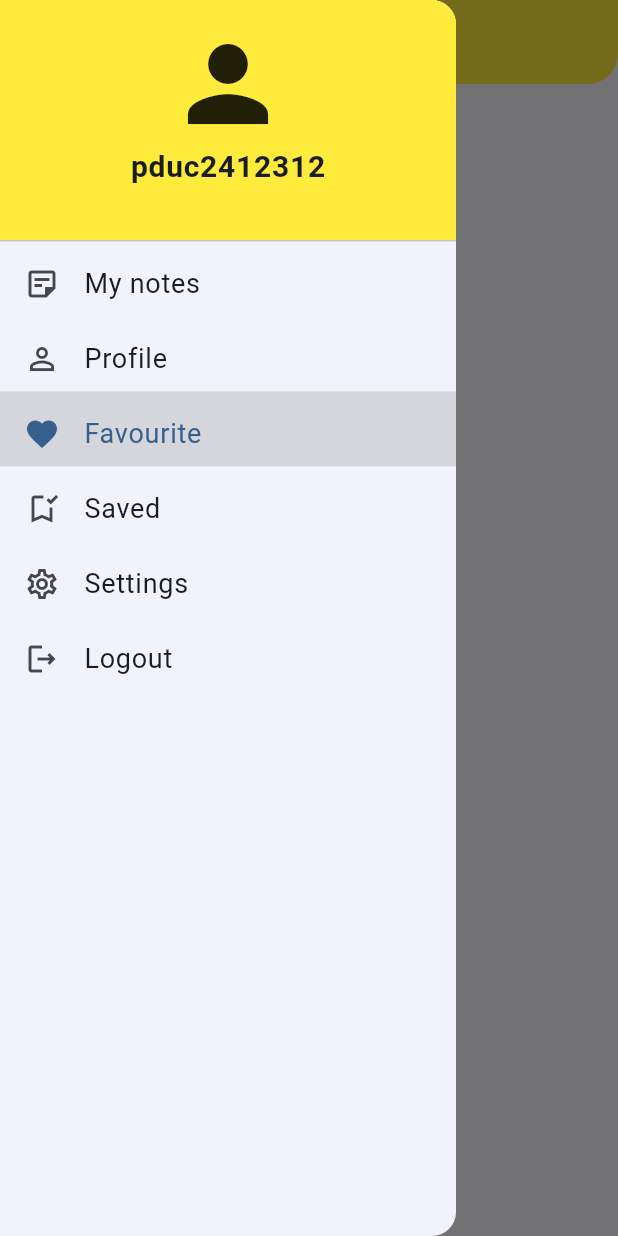
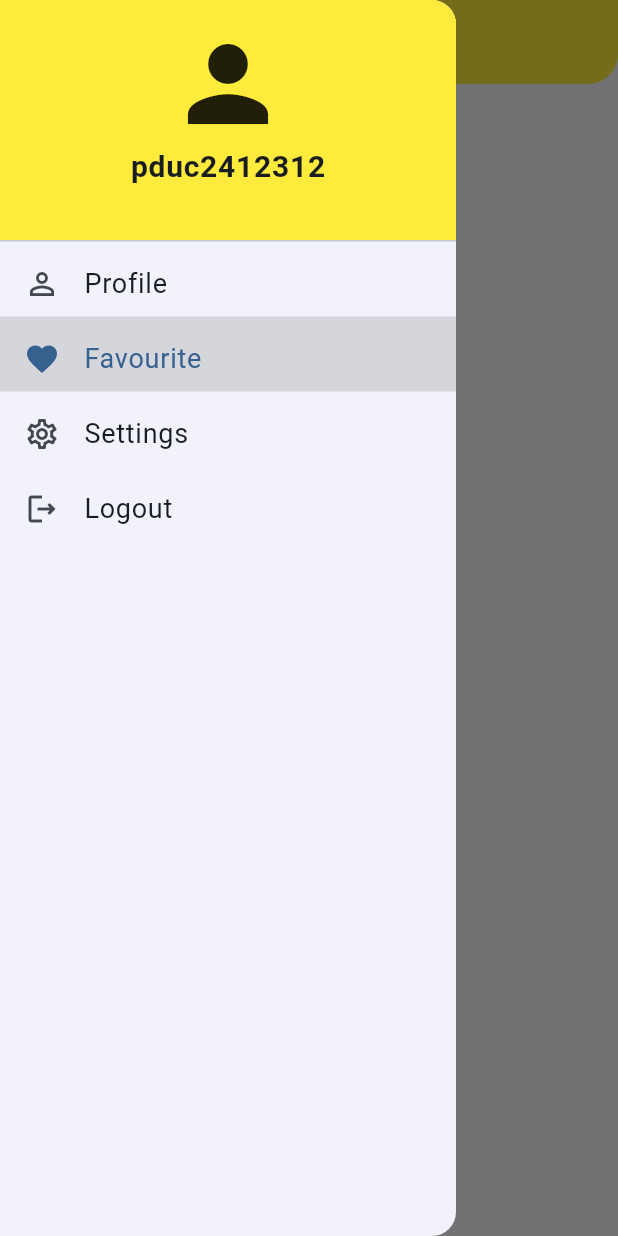
Before and after one commit to nduc2412/Test-Flutter, a Flutter app: the FavouriteView screen opened by its route, with the side drawer open, on a phone screen of 412 x 824 dp. Run offline on Flutter 3.47's test engine with Material 3 defaults, Android fonts, the phone set to English and light mode, and no system bars; our stand-ins replace bloc, cloud_firestore, firebase_auth, firebase_core, flutter_bloc, get_it and 1 more; missing offline and left inert: dart:ffi; accounts and stored records are empty.

Commit message:
Modify: remove unneccessary drawer items in note drawer

```diff
--- a/lib/common/main_views_widgets/note_drawer.dart
+++ b/lib/common/main_views_widgets/note_drawer.dart
@@ -16,44 +16,29 @@ import '../../utils/routes/routes.dart';
 class NoteDrawer extends StatelessWidget {
   final String currentRoute;
   final AuthUserEntity user;
-  static const List<Widget> _drawerTexts = [
-    DrawerText(NText.profile),
-    DrawerText(NText.favourite),
-    DrawerText(NText.saved),
-    DrawerText(NText.settings),
-    DrawerText(NText.logout),
-  ];
 
-  const NoteDrawer({
-    required this.currentRoute,
-    super.key,
-    required this.user,
-  });
+  const NoteDrawer({required this.currentRoute, super.key, required this.user});
 
   @override
   Widget build(BuildContext context) {
     late final int index;
-    print("note drawer ${user.email}");
-    switch(currentRoute) {
+
+    // Cập nhật lại logic gán index (Bỏ MyNote và Saved)
+    switch (currentRoute) {
       case Routes.profileView:
-         index = DrawerIndex.profile;
-         break;
-      case Routes.noteView:
-        index = DrawerIndex.myNote;
+        index = DrawerIndex.profile;
         break;
       case Routes.favouriteView:
         index = DrawerIndex.favourite;
-        break;
-      case Routes.savedView:
-        index = DrawerIndex.saved;
         break;
       case Routes.settingsView:
         index = DrawerIndex.settings;
         break;
       default:
-        index = DrawerIndex.myNote;
+        index = -1; // Hoặc một giá trị mặc định không thuộc các mục trên
         break;
     }
+
     return Drawer(
       child: ListView(
         padding: EdgeInsets.zero,
@@ -61,13 +46,13 @@ class NoteDrawer extends StatelessWidget {
           // Drawer header
           DrawerHeader(
             margin: EdgeInsets.zero,
-            decoration: BoxDecoration(color: Colors.yellow),
+            decoration: const BoxDecoration(color: Colors.yellow),
             child: Column(
               children: [
                 Icon(Icons.person, size: NImageSize.profileAvatarHeight),
                 Text(
                   user.userName,
-                  style: TextStyle(
+                  style: const TextStyle(
                     fontSize: NTextSize.profileTextFontSize,
                     fontWeight: NFontWeight.boldFontWeight,
                   ),
@@ -76,64 +61,67 @@ class NoteDrawer extends StatelessWidget {
             ),
           ),
 
-          DrawerItem(
-            currentPageIndex: index,
-            itemIndex: DrawerIndex.myNote,
-            titleText: NText.myNotes,
-            icon: (index == DrawerIndex.myNote)
-                ? Icon(Icons.sticky_note_2)
-                : Icon(Icons.sticky_note_2_outlined),
-          ),
-
+          // Mục Profile
           DrawerItem(
             currentPageIndex: index,
             itemIndex: DrawerIndex.profile,
             titleText: NText.profile,
             icon: (index == DrawerIndex.profile)
-                ? Icon(Icons.person)
-                : Icon(Icons.person_outline),
+                ? const Icon(Icons.person)
+                : const Icon(Icons.person_outline),
             onTap: () {
-              Navigator.pushNamed(context, Routes.profileView, arguments: user);
+              // Dùng pushReplacementNamed nếu không muốn chồng tầng Navigator
+              Navigator.pushReplacementNamed(
+                context,
+                Routes.profileView,
+                arguments: user,
+              );
             },
           ),
+
+          // Mục Favourite
           DrawerItem(
             currentPageIndex: index,
             itemIndex: DrawerIndex.favourite,
             titleText: NText.favourite,
             icon: (index == DrawerIndex.favourite)
-                ? Icon(Icons.favorite)
-                : Icon(Icons.favorite_border),
+                ? const Icon(Icons.favorite)
+                : const Icon(Icons.favorite_border),
             onTap: () {
-              Navigator.pushNamed(context, Routes.favouriteView, arguments: user);
-            }
+              Navigator.pushReplacementNamed(
+                context,
+                Routes.favouriteView,
+                arguments: user,
+              );
+            },
           ),
-          DrawerItem(
-            currentPageIndex: index,
-            itemIndex: DrawerIndex.saved,
-            titleText: NText.saved,
-            icon: (index == DrawerIndex.saved)
-                ? Icon(Icons.bookmark_added)
-                : Icon(Icons.bookmark_added_outlined),
-          ),
+
+          // Mục Settings
           DrawerItem(
             currentPageIndex: index,
             itemIndex: DrawerIndex.settings,
             titleText: NText.settings,
             icon: (index == DrawerIndex.settings)
-                ? Icon(Icons.settings)
-                : Icon(Icons.settings_outlined),
+                ? const Icon(Icons.settings)
+                : const Icon(Icons.settings_outlined),
           ),
+
+          // Mục Logout
           DrawerItem(
             onTap: () {
               context.read<AuthBloc>().add(LogoutButtonClickedEvent());
-              Navigator.pushNamedAndRemoveUntil(context, Routes.login, (route) => false);
+              Navigator.pushNamedAndRemoveUntil(
+                context,
+                Routes.login,
+                (route) => false,
+              );
             },
             currentPageIndex: index,
             itemIndex: DrawerIndex.logOut,
             titleText: NText.logout,
             icon: (index == DrawerIndex.logOut)
-                ? Icon(Icons.logout)
-                : Icon(Icons.logout_outlined),
+                ? const Icon(Icons.logout)
+                : const Icon(Icons.logout_outlined),
           ),
         ],
       ),
@@ -144,27 +132,40 @@ class NoteDrawer extends StatelessWidget {
 class DrawerItem extends StatelessWidget {
   const DrawerItem({
     super.key,
+
     required this.currentPageIndex,
+
     required this.itemIndex,
+
     required this.titleText,
+
     this.onTap,
+
     this.icon,
   });
 
   final int currentPageIndex;
+
   final int itemIndex;
+
   final String titleText;
+
   final Icon? icon;
+
   final Function()? onTap;
 
   @override
   Widget build(BuildContext context) {
     return Container(
       alignment: Alignment.center,
+
       height: NButtonSize.drawerButtonSize,
+
       child: ListTile(
         onTap: onTap,
+
         leading: icon,
+
         title: Text(
           titleText,
           style: TextStyle(fontSize: NTextSize.drawerButtonFontSize),
@@ -190,10 +191,8 @@ class DrawerText extends Text {
 }
 
 class DrawerIndex {
-  static const int myNote = 0;
   static const int profile = 1;
   static const int favourite = 2;
-  static const int saved = 3;
   static const int settings = 4;
   static const int logOut = 5;
 }
```
